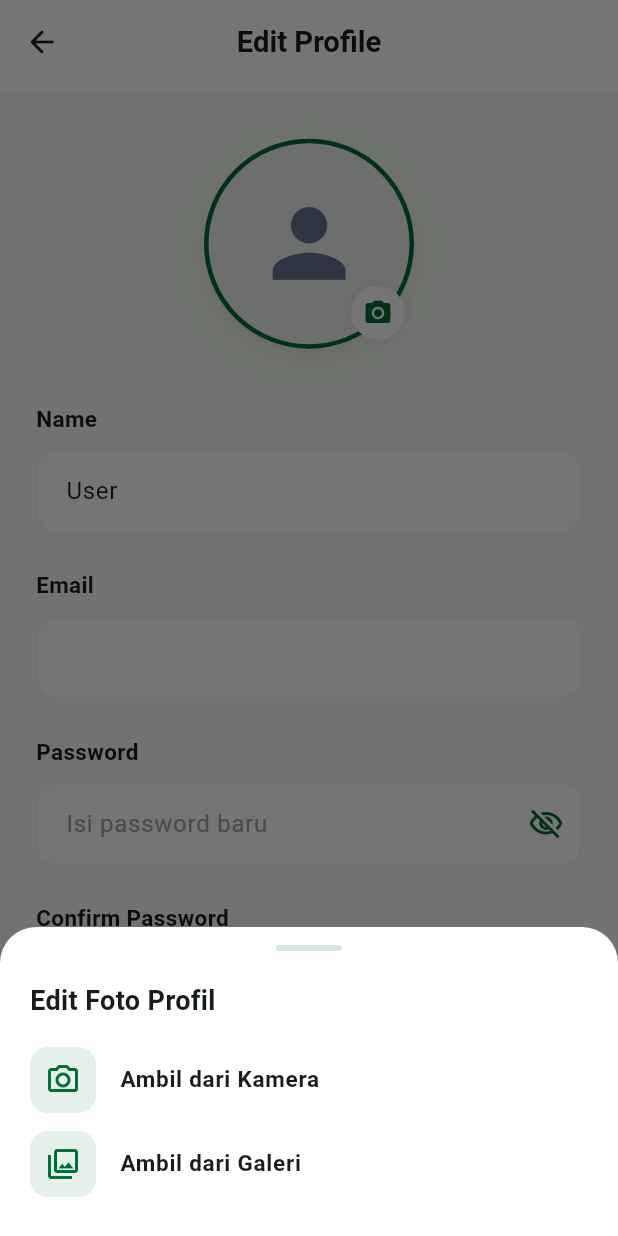
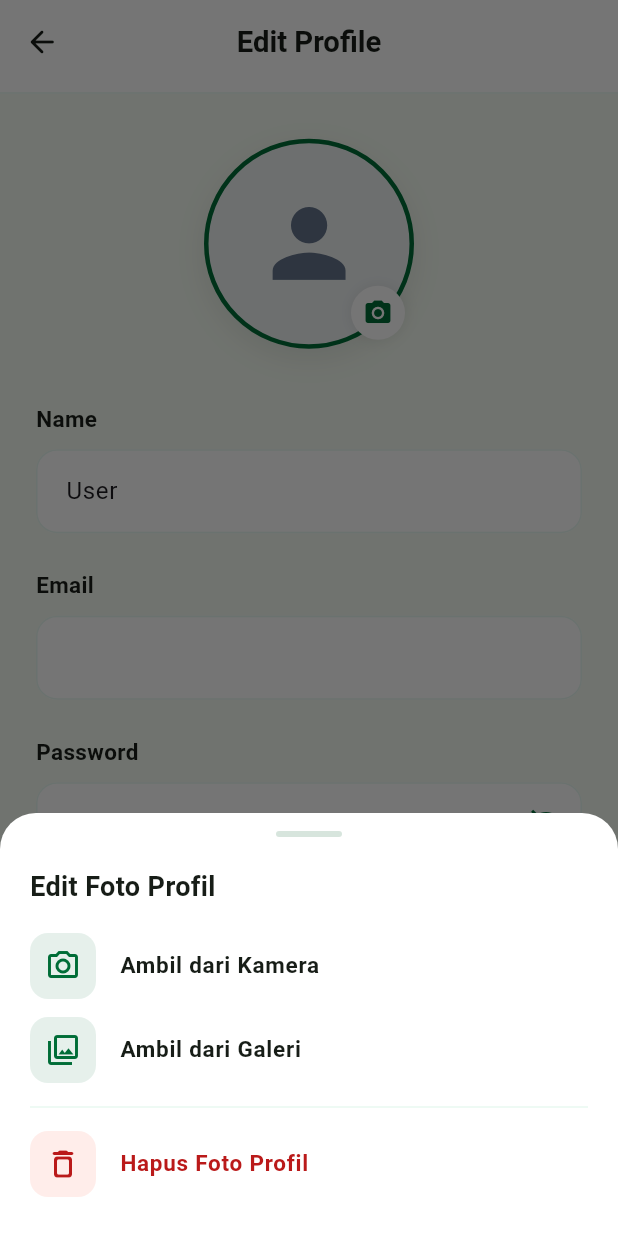
Before and after one commit to FaraFadila/new-tb-trace, a Flutter app: the EditProfilePage screen opened by its route, after a tap on the "person" icon, on a phone screen of 412 x 824 dp. Run offline on Flutter 3.47's test engine with Material 3 defaults, Android fonts, the phone set to English and light mode, and no system bars; our stand-ins replace dio, flutter_screenutil, geocoding, go_router, iconsax, image_picker and 2 more; missing offline and left inert: syncfusion_flutter_maps; accounts and stored records are empty.

Commit message:
Persist profile photos per user

```diff
--- a/lib/core/services/user_profile_service.dart
+++ b/lib/core/services/user_profile_service.dart
@@ -9,6 +9,7 @@ class UserProfileService {
   static const _cachedDisplayNameKey = 'current_user_display_name';
   static const _cachedEmailKey = 'current_user_email';
   static const _cachedPhotoKey = 'current_user_profile_photo';
+  static const _profilePhotoPrefix = 'profile_photo_';
   static final ValueNotifier<int> _profilePhotoVersion = ValueNotifier<int>(0);
 
   SupabaseClient get _client => Supabase.instance.client;
@@ -57,11 +58,12 @@ class UserProfileService {
 
   Future<Uint8List?> currentProfilePhotoBytes() async {
     final preferences = await SharedPreferences.getInstance();
-    if (!_matchesCachedUser(preferences, _client.auth.currentUser?.id)) {
-      return null;
-    }
+    final userId = _stringOrNull(_client.auth.currentUser?.id);
+    if (userId == null) return null;
 
-    final photo = _stringOrNull(preferences.getString(_cachedPhotoKey));
+    final photo =
+        _stringOrNull(preferences.getString(_profilePhotoKey(userId))) ??
+        await _migrateLegacyProfilePhoto(preferences, userId);
     if (photo == null) return null;
 
     try {
@@ -137,11 +139,25 @@ class UserProfileService {
   Future<void> updateProfilePhoto(Uint8List bytes) async {
     final preferences = await SharedPreferences.getInstance();
     final cleanUserId = _stringOrNull(_client.auth.currentUser?.id);
+    if (cleanUserId == null) return;
+
+    await preferences.setString(_cachedUserIdKey, cleanUserId);
+    await preferences.setString(
+      _profilePhotoKey(cleanUserId),
+      base64Encode(bytes),
+    );
+    await preferences.remove(_cachedPhotoKey);
+    _profilePhotoVersion.value++;
+  }
+
+  Future<void> deleteProfilePhoto() async {
+    final preferences = await SharedPreferences.getInstance();
+    final cleanUserId = _stringOrNull(_client.auth.currentUser?.id);
     if (cleanUserId != null) {
-      await preferences.setString(_cachedUserIdKey, cleanUserId);
+      await preferences.remove(_profilePhotoKey(cleanUserId));
     }
 
-    await preferences.setString(_cachedPhotoKey, base64Encode(bytes));
+    await preferences.remove(_cachedPhotoKey);
     _profilePhotoVersion.value++;
   }
 
@@ -166,10 +182,16 @@ class UserProfileService {
 
   Future<void> clearCachedProfile() async {
     final preferences = await SharedPreferences.getInstance();
+    final cleanUserId =
+        _stringOrNull(_client.auth.currentUser?.id) ??
+        _stringOrNull(preferences.getString(_cachedUserIdKey));
+    if (cleanUserId != null) {
+      await _migrateLegacyProfilePhoto(preferences, cleanUserId);
+    }
+
     await preferences.remove(_cachedUserIdKey);
     await preferences.remove(_cachedDisplayNameKey);
     await preferences.remove(_cachedEmailKey);
-    await preferences.remove(_cachedPhotoKey);
     _profilePhotoVersion.value++;
   }
 
@@ -195,6 +217,22 @@ class UserProfileService {
         expectedUserId;
   }
 
+  Future<String?> _migrateLegacyProfilePhoto(
+    SharedPreferences preferences,
+    String userId,
+  ) async {
+    if (!_matchesCachedUser(preferences, userId)) return null;
+
+    final legacyPhoto = _stringOrNull(preferences.getString(_cachedPhotoKey));
+    if (legacyPhoto == null) return null;
+
+    await preferences.setString(_profilePhotoKey(userId), legacyPhoto);
+    await preferences.remove(_cachedPhotoKey);
+    return legacyPhoto;
+  }
+
+  String _profilePhotoKey(String userId) => '$_profilePhotoPrefix$userId';
+
   String? _emailName(String? email) {
     final localPart = email?.split('@').first.trim();
 
--- a/lib/core/widgets/profile_avatar.dart
+++ b/lib/core/widgets/profile_avatar.dart
@@ -4,7 +4,7 @@ import 'package:flutter/material.dart';
 
 import '../services/user_profile_service.dart';
 
-class ProfileAvatar extends StatelessWidget {
+class ProfileAvatar extends StatefulWidget {
   const ProfileAvatar({
     super.key,
     required this.size,
@@ -27,57 +27,91 @@ class ProfileAvatar extends StatelessWidget {
   final List<BoxShadow>? boxShadow;
 
   @override
+  State<ProfileAvatar> createState() => _ProfileAvatarState();
+}
+
+class _ProfileAvatarState extends State<ProfileAvatar> {
+  final UserProfileService _profileService = UserProfileService();
+  Uint8List? _photoBytes;
+  late Future<Uint8List?> _photoFuture;
+
+  @override
+  void initState() {
+    super.initState();
+    _photoFuture = _loadPhoto();
+    _profileService.profilePhotoChanges.addListener(_reloadPhoto);
+  }
+
+  @override
+  void dispose() {
+    _profileService.profilePhotoChanges.removeListener(_reloadPhoto);
+    super.dispose();
+  }
+
+  Future<Uint8List?> _loadPhoto() async {
+    final bytes = await _profileService.currentProfilePhotoBytes();
+    if (mounted) {
+      _photoBytes = bytes;
+    }
+    return bytes;
+  }
+
+  void _reloadPhoto() {
+    if (!mounted) return;
+
+    setState(() {
+      _photoFuture = _loadPhoto();
+    });
+  }
+
+  @override
   Widget build(BuildContext context) {
-    final profileService = UserProfileService();
-
-    return ValueListenableBuilder<int>(
-      valueListenable: profileService.profilePhotoChanges,
-      builder: (context, _, child) {
     return FutureBuilder<Uint8List?>(
-          future: profileService.currentProfilePhotoBytes(),
+      future: _photoFuture,
       builder: (context, snapshot) {
-            final bytes = snapshot.data;
+        final bytes =
+            snapshot.connectionState == ConnectionState.done
+                ? snapshot.data
+                : _photoBytes;
         final ImageProvider? avatarImage =
             bytes != null
                 ? MemoryImage(bytes)
-                    : assetImage == null
+                : widget.assetImage == null
                 ? null
-                    : AssetImage(assetImage!);
+                : AssetImage(widget.assetImage!);
 
         Widget avatar = Container(
-              width: size,
-              height: size,
+          width: widget.size,
+          height: widget.size,
           decoration: BoxDecoration(
             color: const Color(0xFFEEF2F3),
             shape: BoxShape.circle,
-                border: Border.all(color: borderColor, width: borderWidth),
+            border: Border.all(
+              color: widget.borderColor,
+              width: widget.borderWidth,
+            ),
             image:
                 avatarImage == null
                     ? null
-                        : DecorationImage(
-                          image: avatarImage,
-                          fit: BoxFit.cover,
-                        ),
-                boxShadow: boxShadow,
+                    : DecorationImage(image: avatarImage, fit: BoxFit.cover),
+            boxShadow: widget.boxShadow,
           ),
           child:
               avatarImage == null
                   ? Icon(
                     Icons.person,
-                        size: iconSize ?? size * 0.52,
-                        color: iconColor,
+                    size: widget.iconSize ?? widget.size * 0.52,
+                    color: widget.iconColor,
                   )
                   : null,
         );
 
-            if (onTap == null) return avatar;
+        if (widget.onTap == null) return avatar;
 
         return GestureDetector(
           behavior: HitTestBehavior.opaque,
-              onTap: onTap,
+          onTap: widget.onTap,
           child: avatar,
-            );
-          },
         );
       },
     );
--- a/lib/features/profile/profile_photo_picker.dart
+++ b/lib/features/profile/profile_photo_picker.dart
@@ -2,6 +2,8 @@ import 'package:flutter/material.dart';
 import 'package:image_picker/image_picker.dart';
 
 import '../../core/services/user_profile_service.dart';
+
+enum _ProfilePhotoAction { camera, gallery, delete }
 
 class ProfilePhotoPicker {
   const ProfilePhotoPicker._();
@@ -10,7 +12,7 @@ class ProfilePhotoPicker {
     BuildContext context, {
     required UserProfileService profileService,
   }) async {
-    final source = await showModalBottomSheet<ImageSource>(
+    final action = await showModalBottomSheet<_ProfilePhotoAction>(
       context: context,
       backgroundColor: Colors.white,
       shape: const RoundedRectangleBorder(
@@ -47,12 +49,27 @@ class ProfilePhotoPicker {
                   _PhotoSourceTile(
                     icon: Icons.photo_camera_outlined,
                     title: 'Ambil dari Kamera',
-                    onTap: () => Navigator.pop(context, ImageSource.camera),
+                    onTap:
+                        () =>
+                            Navigator.pop(context, _ProfilePhotoAction.camera),
                   ),
                   _PhotoSourceTile(
                     icon: Icons.photo_library_outlined,
                     title: 'Ambil dari Galeri',
-                    onTap: () => Navigator.pop(context, ImageSource.gallery),
+                    onTap:
+                        () =>
+                            Navigator.pop(context, _ProfilePhotoAction.gallery),
+                  ),
+                  const Divider(height: 20, color: Color(0xFFE8F8F1)),
+                  _PhotoSourceTile(
+                    icon: Icons.delete_outline_rounded,
+                    title: 'Hapus Foto Profil',
+                    iconColor: Color(0xFFBA1A1A),
+                    iconBackgroundColor: Color(0xFFFFEDEA),
+                    textColor: Color(0xFFBA1A1A),
+                    onTap:
+                        () =>
+                            Navigator.pop(context, _ProfilePhotoAction.delete),
                   ),
                 ],
               ),
@@ -60,9 +77,25 @@ class ProfilePhotoPicker {
           ),
     );
 
-    if (source == null) return false;
+    if (action == null) return false;
+
+    if (action == _ProfilePhotoAction.delete) {
+      await profileService.deleteProfilePhoto();
+
+      if (context.mounted) {
+        ScaffoldMessenger.of(context).showSnackBar(
+          const SnackBar(content: Text('Foto profil berhasil dihapus.')),
+        );
+      }
+
+      return true;
+    }
 
     try {
+      final source =
+          action == _ProfilePhotoAction.camera
+              ? ImageSource.camera
+              : ImageSource.gallery;
       final pickedImage = await ImagePicker().pickImage(
         source: source,
         maxWidth: 900,
@@ -101,11 +134,17 @@ class _PhotoSourceTile extends StatelessWidget {
     required this.icon,
     required this.title,
     required this.onTap,
+    this.iconColor = const Color(0xFF006D37),
+    this.iconBackgroundColor,
+    this.textColor = const Color(0xFF171D17),
   });
 
   final IconData icon;
   final String title;
   final VoidCallback onTap;
+  final Color iconColor;
+  final Color? iconBackgroundColor;
+  final Color textColor;
 
   @override
   Widget build(BuildContext context) {
@@ -115,17 +154,19 @@ class _PhotoSourceTile extends StatelessWidget {
         width: 44,
         height: 44,
         decoration: BoxDecoration(
-          color: const Color(0xFF006D37).withValues(alpha: 0.1),
+          color:
+              iconBackgroundColor ??
+              const Color(0xFF006D37).withValues(alpha: 0.1),
           borderRadius: BorderRadius.circular(12),
         ),
-        child: Icon(icon, color: const Color(0xFF006D37)),
+        child: Icon(icon, color: iconColor),
       ),
       title: Text(
         title,
-        style: const TextStyle(
+        style: TextStyle(
           fontSize: 15,
           fontWeight: FontWeight.w600,
-          color: Color(0xFF171D17),
+          color: textColor,
         ),
       ),
       onTap: onTap,
```
Lines whose indentation alone changed are shown as unchanged.
